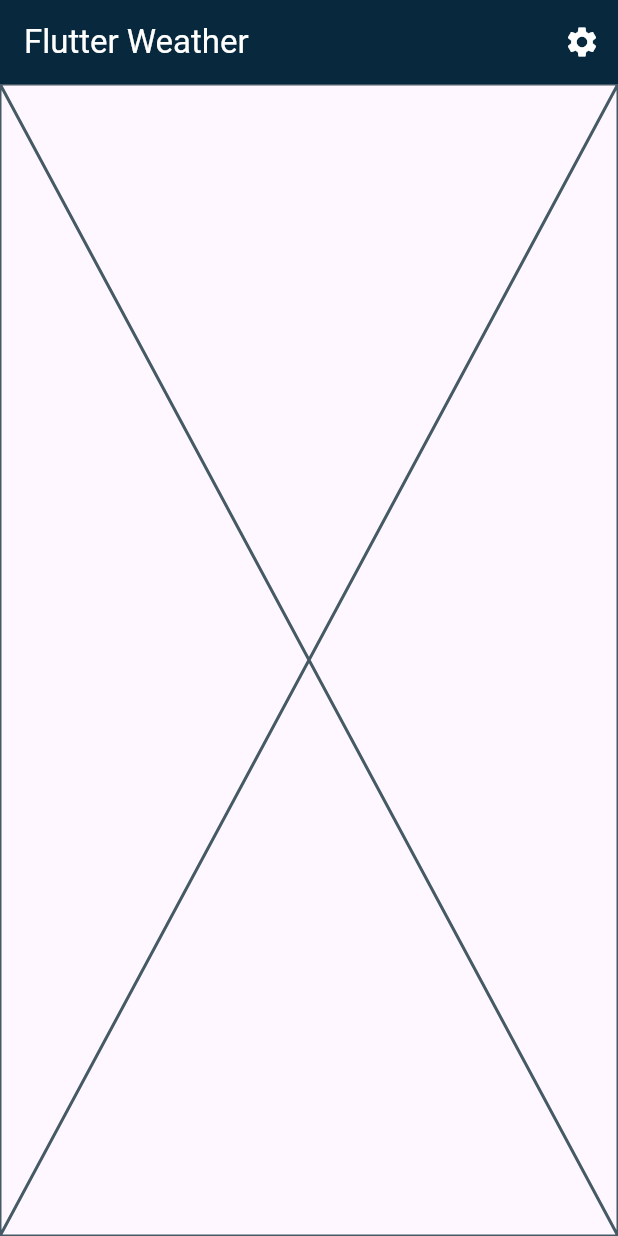
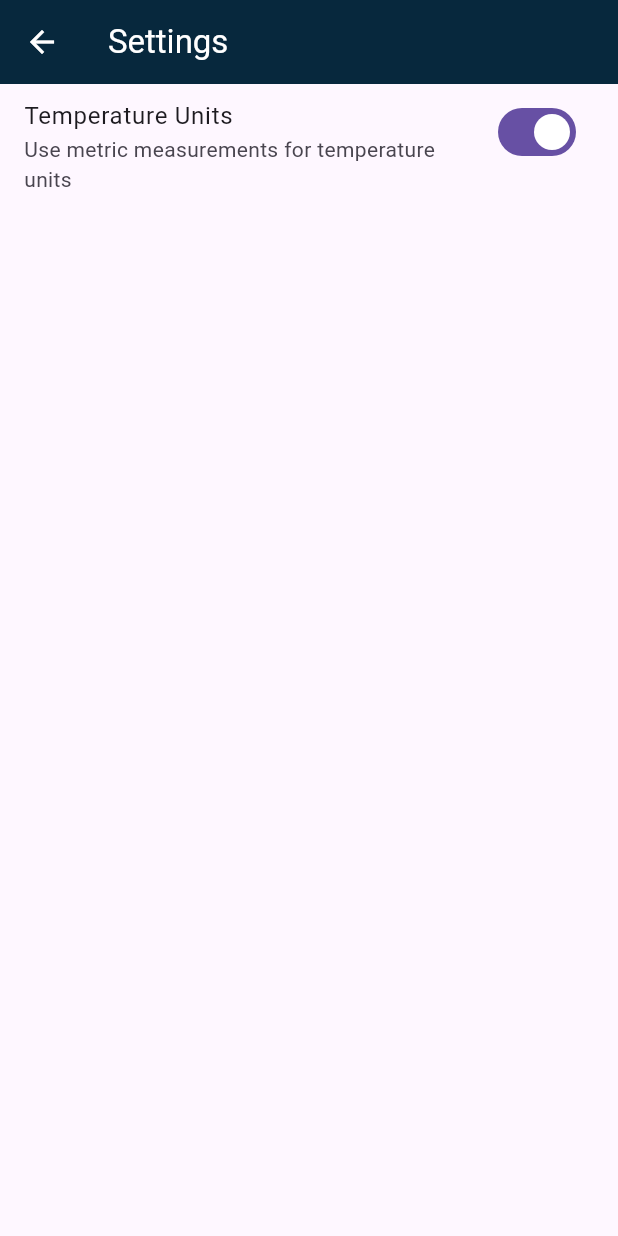
Before and after one commit to paulosabaini/flutter_weather, a Flutter app: the screen it shows after launch, after a tap on the "settings" icon, on a phone screen of 412 x 824 dp. Run offline on Flutter 3.47's test engine with Material 2 defaults, Android fonts, the phone set to English and light mode, and no system bars; our stand-ins replace bloc, equatable, flutter_bloc, hydrated_bloc.

Commit message:
weather widgets structure

```diff
--- a/analysis_options.yaml
+++ b/analysis_options.yaml
@@ -145,7 +145,7 @@ linter:
     - prefer_typing_uninitialized_variables
     - prefer_void_to_null
     - provide_deprecation_message
-    - public_member_api_docs
+#    - public_member_api_docs
     - recursive_getters
     - require_trailing_commas
     - secure_pubspec_urls
--- /dev/null
+++ b/lib/settings/settings.dart
@@ -0,0 +1 @@
+export 'view/settings_page.dart';
--- /dev/null
+++ b/lib/settings/view/settings_page.dart
@@ -0,0 +1,47 @@
+import 'package:flutter/material.dart';
+import 'package:flutter_bloc/flutter_bloc.dart';
+import 'package:flutter_weather/weather/cubit/weather_cubit.dart';
+import 'package:flutter_weather/weather/models/weather.dart';
+
+class SettingsPage extends StatelessWidget {
+  const SettingsPage._();
+
+  static Route<void> route(WeatherCubit weatherCubit) {
+    return MaterialPageRoute<void>(
+      builder: (_) => BlocProvider.value(
+        value: weatherCubit,
+        child: const SettingsPage._(),
+      ),
+    );
+  }
+
+  @override
+  Widget build(BuildContext context) {
+    return Scaffold(
+      appBar: AppBar(
+        title: const Text('Settings'),
+      ),
+      body: ListView(
+        children: <Widget>[
+          BlocBuilder<WeatherCubit, WeatherState>(
+            buildWhen: (previous, current) =>
+                previous.temperatureUnits != current.temperatureUnits,
+            builder: (context, state) {
+              return ListTile(
+                title: const Text('Temperature Units'),
+                isThreeLine: true,
+                subtitle: const Text(
+                  'Use metric measurements for temperature units',
+                ),
+                trailing: Switch(
+                  value: state.temperatureUnits.isCelsius,
+                  onChanged: (_) => context.read<WeatherCubit>(),
+                ),
+              );
+            },
+          ),
+        ],
+      ),
+    );
+  }
+}
--- a/lib/weather/view/weather_page.dart
+++ b/lib/weather/view/weather_page.dart
@@ -1,7 +1,7 @@
 import 'package:flutter/material.dart';
-import 'package:flutter/widgets.dart';
 import 'package:flutter_bloc/flutter_bloc.dart';
-import 'package:flutter_weather/weather/cubit/weather_cubit.dart';
+import 'package:flutter_weather/settings/settings.dart';
+import 'package:flutter_weather/weather/weather.dart';
 import 'package:weather_repository/weather_repository.dart';
 
 class WeatherPage extends StatelessWidget {
@@ -24,23 +24,94 @@ class WeatherView extends StatefulWidget {
 }
 
 class _WeatherViewState extends State<WeatherView> {
+  final TextEditingController _textController = TextEditingController();
+
+  String get _text => _textController.text;
+
+  @override
+  void dispose() {
+    _textController.dispose();
+    super.dispose();
+  }
+
   @override
   Widget build(BuildContext context) {
     return Scaffold(
       appBar: AppBar(
         title: const Text('Flutter Weather'),
         actions: [
-          IconButton(onPressed: () {}, icon: const Icon(Icons.settings))
+          IconButton(
+            onPressed: () {
+              Navigator.of(context).push<void>(
+                SettingsPage.route(context.read<WeatherCubit>()),
+              );
+            },
+            icon: const Icon(Icons.settings),
+          )
         ],
       ),
       body: Center(
         child: BlocConsumer<WeatherCubit, WeatherState>(
           listener: (context, state) {},
           builder: (context, state) {
-            return const Placeholder();
+            return Column(
+              mainAxisSize: MainAxisSize.min,
+              children: [
+                TextField(
+                  controller: _textController,
+                  decoration: InputDecoration(
+                    prefixIcon: const Icon(Icons.place),
+                    suffixIcon: IconButton.filled(
+                      onPressed: () async {
+                        await context.read<WeatherCubit>().fetchWeather(_text);
+                      },
+                      icon: const Icon(Icons.search),
+                      color: Colors.black,
+                      splashColor: const Color.fromARGB(255, 199, 220, 234),
+                    ),
+                    hintText: 'Enter your location',
+                    border: InputBorder.none,
+                  ),
+                  onSubmitted: (value) async {
+                    await context.read<WeatherCubit>().fetchWeather(_text);
+                  },
+                ),
+                _WeatherContent(
+                  state: state,
+                  onRefresh: () async {
+                    await context.read<WeatherCubit>().refreshWeather();
+                  },
+                ),
+              ],
+            );
           },
         ),
       ),
     );
   }
 }
+
+class _WeatherContent extends StatelessWidget {
+  const _WeatherContent({required this.state, required this.onRefresh});
+
+  final WeatherState state;
+  final ValueGetter<Future<void>> onRefresh;
+
+  @override
+  Widget build(BuildContext context) {
+    switch (state.status) {
+      case WeatherStatus.initial:
+        return const Spacer();
+      case WeatherStatus.loading:
+        return const WeatherLoading();
+      case WeatherStatus.failure:
+        return const WeatherError();
+      case WeatherStatus.success:
+        return WeatherPopulated(
+          weather: state.weather,
+          units: state.temperatureUnits,
+          onRefresh: onRefresh,
+        );
+    }
+  }
+}
--- /dev/null
+++ b/lib/weather/weather.dart
@@ -0,0 +1,4 @@
+export 'cubit/weather_cubit.dart';
+export 'models/models.dart';
+export 'view/weather_page.dart';
+export 'widgets/widgets.dart';
--- /dev/null
+++ b/lib/weather/widgets/widgets.dart
@@ -0,0 +1,4 @@
+export 'weather_error.dart';
+export 'weather_loading.dart';
+export 'weather_populated.dart';
+export 'weather_search_bar.dart';
```
Also changed, not shown: lib/weather/widgets/weather_error.dart (added, +15 -0 lines), lib/weather/widgets/weather_loading.dart (added, +19 -0 lines), lib/weather/widgets/weather_populated.dart (added, +48 -0 lines), lib/weather/widgets/weather_search_bar.dart (added).
